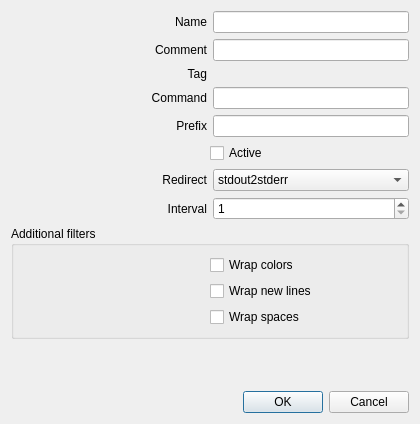
This is sources/awesomewidgets/extscript.ui in arcan1s/awesome-widgets as Qt 5 draws it before an edit. The edited form follows.
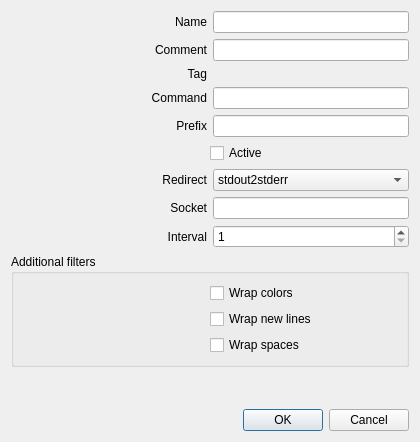
This is the edited form.

```diff
--- a/sources/awesomewidgets/extscript.ui
+++ b/sources/awesomewidgets/extscript.ui
@@ -7,7 +7,7 @@
     <x>0</x>
     <y>0</y>
     <width>420</width>
-    <height>424</height>
+    <height>442</height>
    </rect>
   </property>
   <property name="windowTitle">
@@ -195,6 +195,29 @@
      </item>
     </layout>
    </item>
+   <item>
+    <layout class="QHBoxLayout" name="layout_socket">
+     <item>
+      <widget class="QLabel" name="label_socket">
+       <property name="sizePolicy">
+        <sizepolicy hsizetype="Expanding" vsizetype="Preferred">
+         <horstretch>0</horstretch>
+         <verstretch>0</verstretch>
+        </sizepolicy>
+       </property>
+       <property name="text">
+        <string>Socket</string>
+       </property>
+       <property name="alignment">
+        <set>Qt::AlignRight|Qt::AlignTrailing|Qt::AlignVCenter</set>
+       </property>
+      </widget>
+     </item>
+     <item>
+      <widget class="QLineEdit" name="lineEdit_socket"/>
+     </item>
+    </layout>
+   </item>
    <item>
     <layout class="QHBoxLayout" name="layout_interval">
      <item>
```
